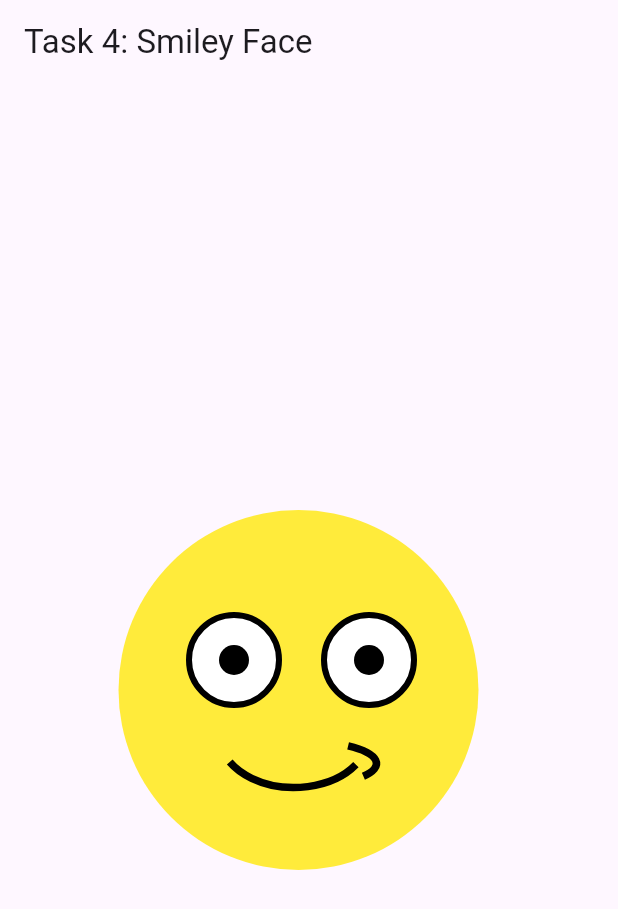
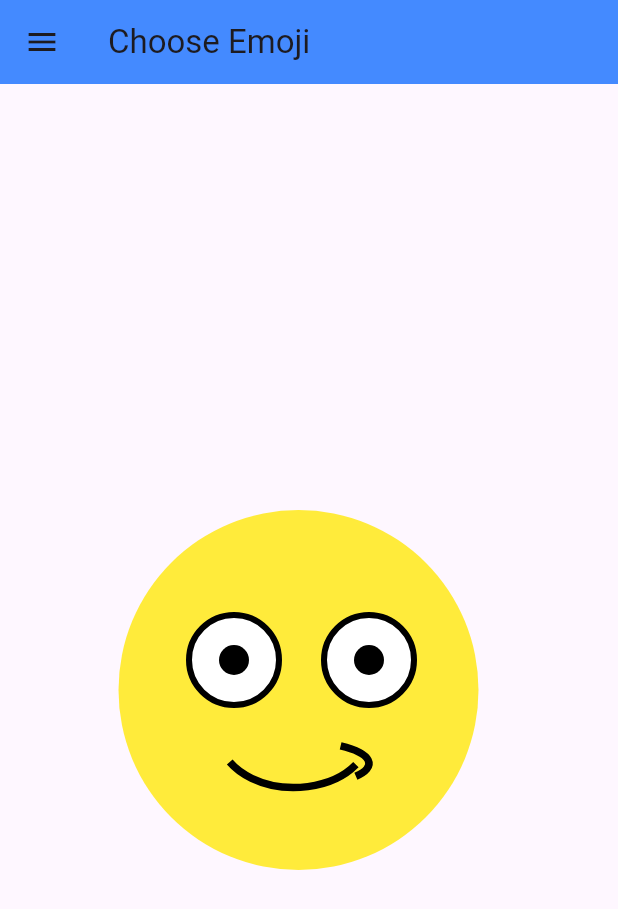
Before and after one commit to kp0430/smileyproject, a Flutter app: the screen it shows after launch, on a phone screen of 412 x 824 dp. Shown: the top 909 px of the screen. Run offline on Flutter 3.47's test engine with Material 3 defaults, Android fonts, the phone set to English and light mode, and no system bars.

Commit message:
Implement drawer for emoji switching. Add heart
Decided to use a drawer instead of drop down cause i saw it in flutter tutorial and thought it was cool. Uses onClick to switch strings based off what user clicks, and then based off what the current string is, is what the page displays

```diff
--- a/lib/main.dart
+++ b/lib/main.dart
@@ -4,21 +4,71 @@ void main() {
   runApp(const SmileyApp());
 }
 
-class SmileyApp extends StatelessWidget {
+class SmileyApp extends StatefulWidget {
   const SmileyApp({super.key});
+
+  @override
+  State<SmileyApp> createState() => _SmileyAppState();
+}
+
+class _SmileyAppState extends State<SmileyApp> {
+  String _selectedEmoji = "smiley";
 
   @override
   Widget build(BuildContext context) {
     return MaterialApp(
-      title: 'Smiley Face Demo',
+      title: 'Emoji Drawer',
       home: Scaffold(
-        appBar: AppBar(title: const Text("Task 4: Smiley Face")),
+        appBar: AppBar(
+          title: const Text("Choose Emoji"),
+          backgroundColor: Colors.blueAccent,
+        ),
+        drawer: Drawer(
+          child: ListView(
+            padding: EdgeInsets.zero,
+            children: [
+              const DrawerHeader(
+                decoration: BoxDecoration(color: Colors.blueAccent),
+                child: Text(
+                  "Emoji Options",
+                  style: TextStyle(color: Colors.white, fontSize: 24),
+                ),
+              ),
+              // When you click on one of the options, it changes the state to "smiley" or "heart", when you add the party hat emoji, set status to smth like "party" and then make it change to that on tap
+              // Then refer to comment below
+              ListTile(
+                title: const Text("Smiley Face"),
+                onTap: () {
+                  setState(() {
+                    _selectedEmoji = "smiley";
+                  });
+                  Navigator.pop(context);
+                },
+              ),
+              ListTile(
+                title: const Text("Heart"),
+                onTap: () {
+                  setState(() {
+                    _selectedEmoji = "heart";
+                  });
+                  Navigator.pop(context);
+                },
+              ),
+            ],
+          ),
+        ),
         body: Center(
           child: SizedBox(
             height: 300,
             width: 300,
+            // When you want to add more emojis to the drawer, create a class i.e PartyPainter and then add it to the list below. It's like an if else sequence
+            // Gonna have to change the code below, since we now have 3 or 4 emojis instead of just 2. In pseudo code it's like if "smiley", then painter = SmileyPainter, do that for each emoji.
+            // Make a party hat emoji w/ confetti, I've made the heart and smiley face already.
+
             child: CustomPaint(
-              painter: SmileyFace(),
+              painter: _selectedEmoji == "smiley"
+                  ? SmileyPainter()
+                  : HeartPainter(),
             ),
           ),
         ),
@@ -27,8 +77,8 @@ class SmileyApp extends StatelessWidget {
   }
 }
 
-class SmileyFace extends CustomPainter {
-  @override
+class SmileyPainter extends CustomPainter {
+@override
   void paint(Canvas canvas, Size size) {
     final centerX = size.width / 2;
     final centerY = size.height / 2;
@@ -64,31 +114,77 @@ class SmileyFace extends CustomPainter {
     canvas.drawCircle(Offset(centerX - 50, centerY), 10, pupilPaint);
 
     // Smile
-    final smilePaint = Paint()
+     final smilePaint = Paint()
       ..color = Colors.black
       ..style = PaintingStyle.stroke
       ..strokeWidth = 5;
 
     canvas.drawArc(
-      Rect.fromCenter(center: Offset(centerX - 10, centerY + 50), width: 100, height: 70),
+      Rect.fromCenter(
+        center: Offset(centerX - 10, centerY + 50),
+        width: 100,
+        height: 70,
+      ),
       0.6,
       2,
       false,
       smilePaint,
     );
-
+    // cheeky lil dimple
     canvas.drawArc(
-      Rect.fromCenter(center: Offset(centerX - 5, centerY + 69), width: 100, height: 30),
+      Rect.fromCenter(
+        center: Offset(centerX - 10, centerY + 69),
+        width: 100,
+        height: 30,
+      ),
       0.6,
       -1.5,
       false,
       smilePaint,
     );
-
-
   }
 
+  @override
+  bool shouldRepaint(covariant CustomPainter oldDelegate) {
+    return true;
+  }
 
-  @override
-  bool shouldRepaint(covariant CustomPainter oldDelegate) => false;
 }
+
+class HeartPainter extends CustomPainter {
+    @override
+    void paint(Canvas canvas, Size size) {
+      Paint paint = Paint();
+      paint
+        ..color = Colors.black
+        ..style = PaintingStyle.stroke
+        ..strokeCap = StrokeCap.round
+        ..strokeWidth = 6;
+
+      Paint paint1 = Paint();
+      paint1
+        ..color = Colors.red
+        ..style = PaintingStyle.fill
+        ..strokeWidth = 0;
+
+      double width = size.width;
+      double height = size.height;
+
+      Path path = Path();
+      path.moveTo(0.5 * width, height * 0.35);
+      path.cubicTo(0.2 * width, height * 0.1, -0.25 * width, height * 0.6,
+          0.5 * width, height);
+      path.moveTo(0.5 * width, height * 0.35);
+      path.cubicTo(0.8 * width, height * 0.1, 1.25 * width, height * 0.6,
+          0.5 * width, height);
+
+      canvas.drawPath(path, paint1);
+      canvas.drawPath(path, paint);
+    }
+
+    @override
+    bool shouldRepaint(CustomPainter oldDelegate) {
+      return true;
+    }
+
+}
```
